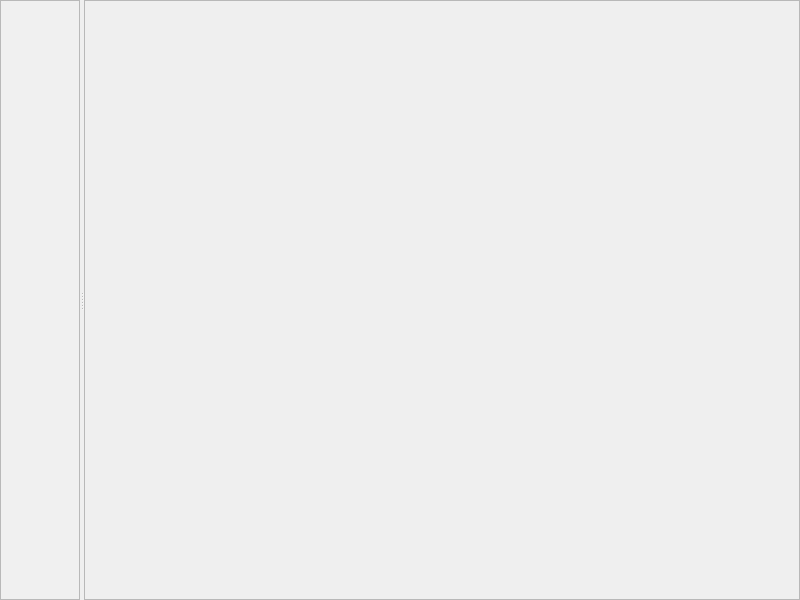
First picture: the form in src/widgets/main_window.ui, repository ManiYang/ManiCard, before the edit.
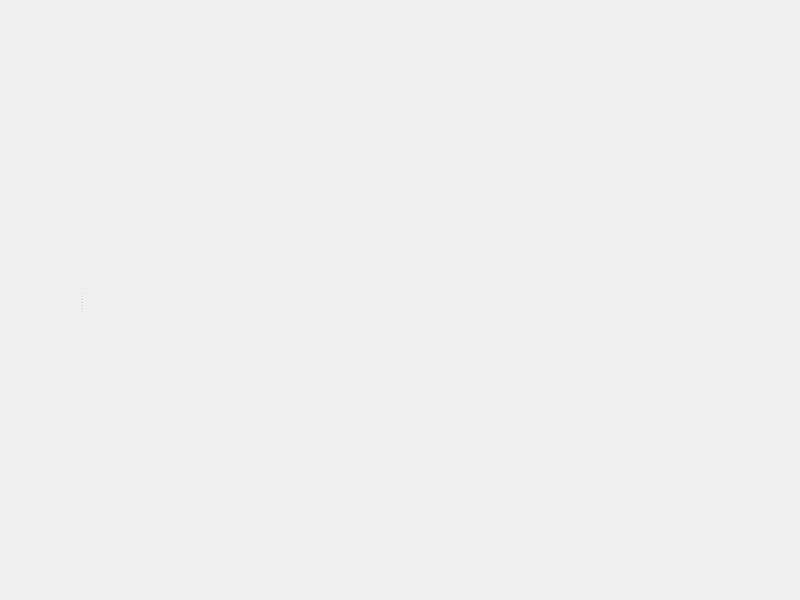
Second picture: the form after the edit.

```diff
--- a/src/widgets/main_window.ui
+++ b/src/widgets/main_window.ui
@@ -48,7 +48,7 @@
 }</string>
        </property>
        <property name="frameShape">
-        <enum>QFrame::StyledPanel</enum>
+        <enum>QFrame::NoFrame</enum>
        </property>
        <property name="frameShadow">
         <enum>QFrame::Raised</enum>
@@ -76,7 +76,7 @@
         </sizepolicy>
        </property>
        <property name="frameShape">
-        <enum>QFrame::StyledPanel</enum>
+        <enum>QFrame::NoFrame</enum>
        </property>
        <property name="frameShadow">
         <enum>QFrame::Raised</enum>
```
Left out of the diff: 5 changed lines with no effect on the pictures.
